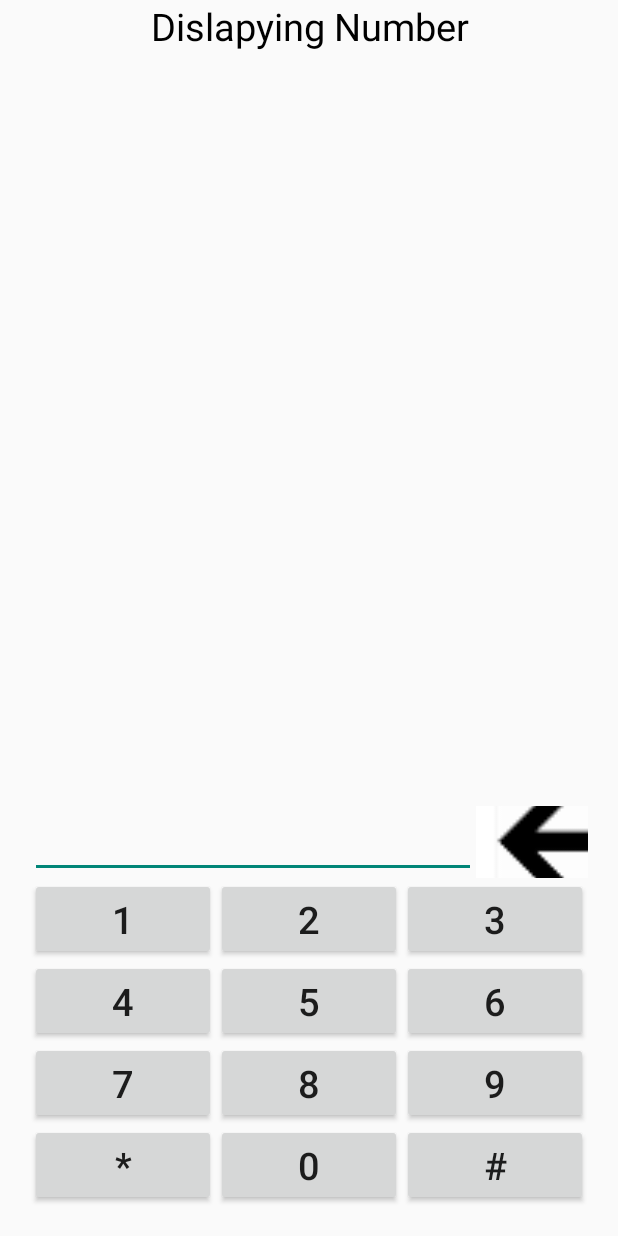
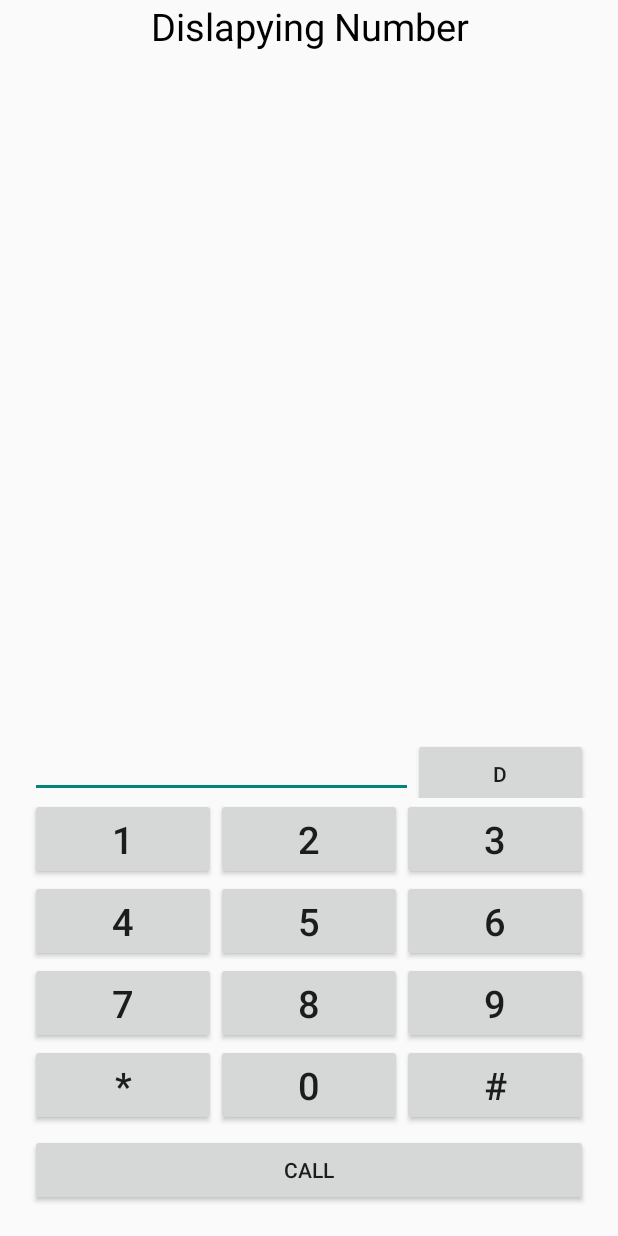
Before and after one commit to msksagor/leadsVersatile, an Android app: the CallingActivity screen opened directly, with no data from a screen before it, on a phone screen of 412 x 824 dp. Run offline under Robolectric (Android 15) with nearby library versions, the phone set to English and light mode, and no system bars.

Commit message:
Calling System Active

```diff
--- a/app/src/main/AndroidManifest.xml
+++ b/app/src/main/AndroidManifest.xml
@@ -2,7 +2,9 @@
 <manifest xmlns:android="http://schemas.android.com/apk/res/android"
     package="com.example.fondn.leadsversatile">
 
+
     <uses-permission android:name="android.permission.CALL_PHONE" />
+    <uses-permission android:name="android.permission.CALL_PRIVILEGED"/>
 
     <application
         android:allowBackup="true"
@@ -22,7 +24,9 @@
         <activity android:name=".Others" />
         <activity android:name=".logINandlogOut.LoggedIn" />
         <activity android:name=".others.OthersTools" />
-        <activity android:name=".dialpaddirectory.CallingActivity"></activity>
+        <activity android:name=".dialpaddirectory.CallingActivity"
+
+            ></activity>
     </application>
 
 </manifest>
--- a/app/src/main/java/com/example/fondn/leadsversatile/dialpaddirectory/TouchPadFragment.java
+++ b/app/src/main/java/com/example/fondn/leadsversatile/dialpaddirectory/TouchPadFragment.java
@@ -4,6 +4,7 @@ package com.example.fondn.leadsversatile.dialpaddirectory;
 
 import android.app.Fragment;
 import android.content.Context;
+import android.content.Intent;
 import android.net.Uri;
 import android.os.Bundle;
 
@@ -14,14 +15,14 @@ import android.view.View;
 import android.view.ViewGroup;
 import android.widget.Button;
 import android.widget.EditText;
-import android.widget.Toast;
+
 
 import com.example.fondn.leadsversatile.R;
 
 public class TouchPadFragment extends Fragment implements View.OnClickListener {
 
     private EditText insertNumerET;
-    private Button one,two,three,four,five,six,seven,eight,nine,zero,star,hash,deteleButton;
+    private Button one,two,three,four,five,six,seven,eight,nine,zero,star,hash,deteleButton,callButton;
 
     @Override
     public void onActivityCreated(@Nullable Bundle savedInstanceState) {
@@ -39,6 +40,8 @@ public class TouchPadFragment extends Fragment implements View.OnClickListener {
         zero = (Button) getActivity().findViewById(R.id.zeroID);
         star = (Button) getActivity().findViewById(R.id.starID);
         hash = (Button) getActivity().findViewById(R.id.hashID);
+        deteleButton = (Button) getActivity().findViewById(R.id.deletebuttonID);
+        callButton = (Button) getActivity().findViewById(R.id.callButtonID);
 
         one.setOnClickListener(TouchPadFragment.this);
         two.setOnClickListener(TouchPadFragment.this);
@@ -52,6 +55,21 @@ public class TouchPadFragment extends Fragment implements View.OnClickListener {
         zero.setOnClickListener(TouchPadFragment.this);
         star.setOnClickListener(TouchPadFragment.this);
         hash.setOnClickListener(TouchPadFragment.this);
+        deteleButton.setOnClickListener(TouchPadFragment.this);
+
+
+        callButton.setOnClickListener(new View.OnClickListener() {
+            @Override
+            public void onClick(View v) {
+                String number = insertNumerET.getText().toString();
+                Intent callIntent = new Intent(Intent.ACTION_CALL);
+                callIntent.setData(Uri.parse("tel:"+number));
+                startActivity(callIntent);
+
+            }
+        });
+
+
 
 
     }
@@ -63,6 +81,8 @@ public class TouchPadFragment extends Fragment implements View.OnClickListener {
                              Bundle savedInstanceState) {
         return inflater.inflate(R.layout.fragment_touch_pad, container, false);
     }
+
+
 
 
     @Override
@@ -164,7 +184,19 @@ public class TouchPadFragment extends Fragment implements View.OnClickListener {
                 String str = insertNumerET.getText().toString();
                 insertNumerET.setText(str+"#");
             }
+        }else if(v.getId()==R.id.deletebuttonID){
+            String str = insertNumerET.getText().toString();
+            if(str.equals("")){
+               insertNumerET.setText("");
+            }else{
+                String cutString =  str.substring(0, str.length() - 1);
+                insertNumerET.setText(cutString);
+            }
+
+
         }
+
+
 
 
     }
--- a/app/src/main/res/layout/activity_calling.xml
+++ b/app/src/main/res/layout/activity_calling.xml
@@ -5,11 +5,11 @@
     android:layout_width="match_parent"
     android:layout_height="match_parent"
     android:orientation="vertical"
-    android:weightSum="2"
+    android:weightSum="5"
     tools:context=".dialpaddirectory.CallingActivity">
 
     <FrameLayout
-        android:layout_weight="1"
+        android:layout_weight="2"
         android:id="@+id/displayFragmaentID"
         android:layout_width="match_parent"
         android:layout_height="0dp">
@@ -18,7 +18,7 @@
 
 
     <FrameLayout
-        android:layout_weight="1"
+        android:layout_weight="3"
         android:id="@+id/touchpadFragmaentID"
         android:layout_width="match_parent"
         android:layout_height="0dp" />
--- a/app/src/main/res/layout/fragment_touch_pad.xml
+++ b/app/src/main/res/layout/fragment_touch_pad.xml
@@ -20,22 +20,23 @@
             android:weightSum="5">
 
             <EditText
-                android:layout_weight="4"
+                android:layout_weight="4.5"
                 android:textSize="25dp"
                 android:inputType="none"
+                android:editable="false"
+
                 android:id="@+id/insertedNumberEditTextID"
                 android:layout_width="0dp"
                 android:layout_height="match_parent" />
 
-            <ImageButton
-                android:src="@mipmap/ic_launcher_by_me"
-                android:layout_weight="2"
-                android:background="#fff"
-                android:layout_width="0dp"
-                android:layout_height="wrap_content"
-                android:scaleType="centerCrop"
 
-                />
+
+            <Button
+                android:layout_weight=".5"
+                android:text="d"
+                android:id="@+id/deletebuttonID"
+                android:layout_width="wrap_content"
+                android:layout_height="wrap_content" />
 
         </LinearLayout>
 
@@ -163,6 +164,13 @@
                 android:text="#"
                 android:textSize="25dp" />
         </LinearLayout>
+
+        <Button
+            android:layout_marginTop="5dp"
+            android:id="@+id/callButtonID"
+            android:text="Call"
+            android:layout_width="match_parent"
+            android:layout_height="match_parent" />
     </LinearLayout>
 
 </FrameLayout>
```
